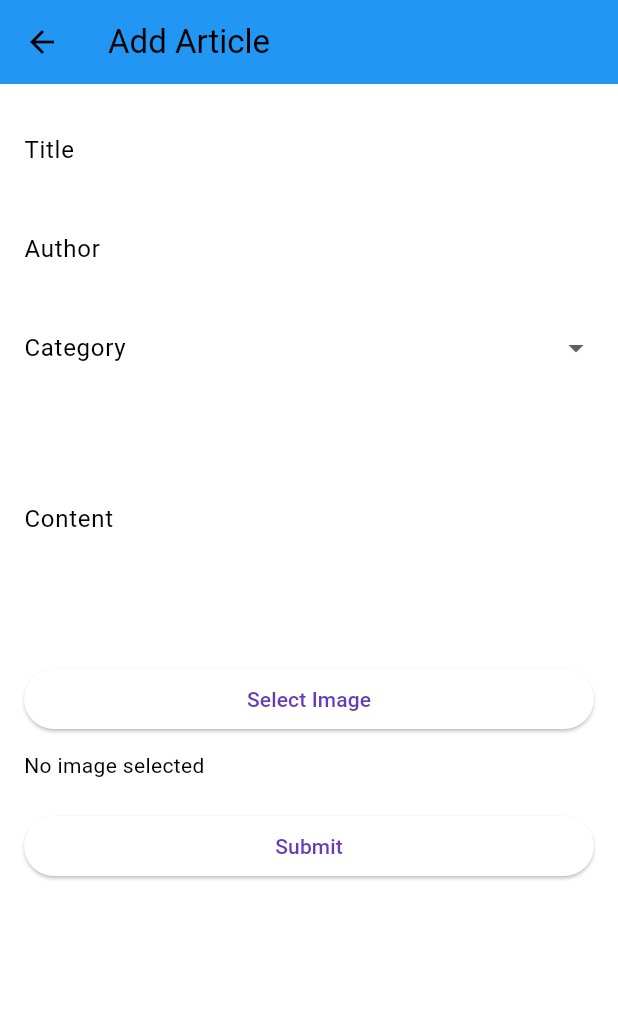
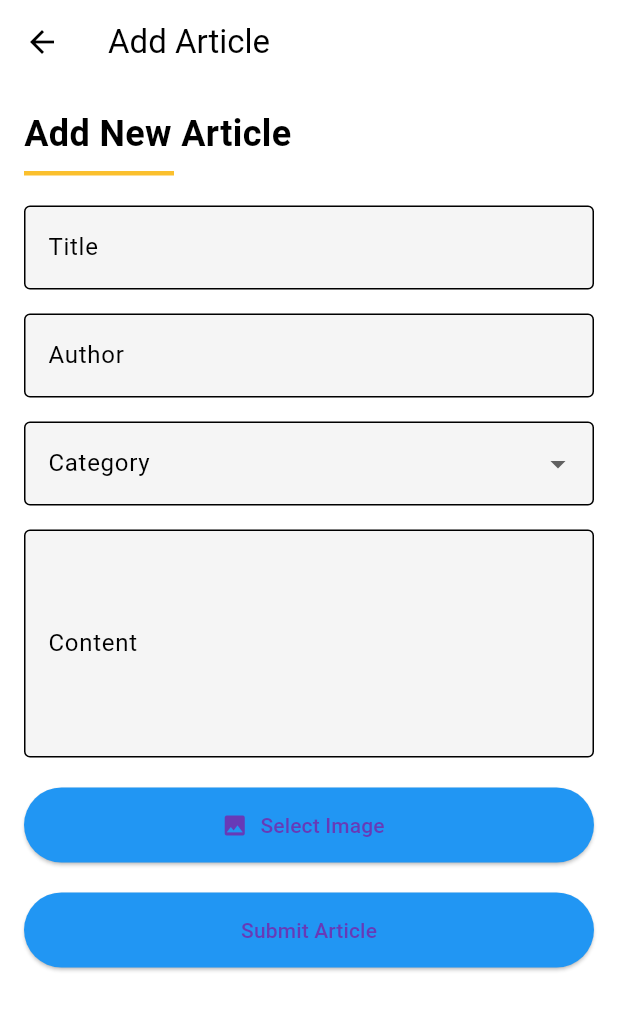
Before and after one commit to CarXpert/CarXpert-mobile, a Flutter app: the AddArticlePage screen opened directly, on a phone screen of 412 x 824 dp. Shown: the top 1010 px of the screen. Run offline on Flutter 3.47's test engine with Material 3 defaults, Android fonts, the light colour scheme and no system bars; our stand-ins replace image_picker, shared_preferences; missing offline and left inert: pbp_django_auth; accounts and stored records are empty; network calls fail.

Commit message:
Memperbaiki design add news pages dan fix problem image di edit news

```diff
--- a/lib/screens/news/addnews.dart
+++ b/lib/screens/news/addnews.dart
@@ -67,14 +67,11 @@ class _AddArticlePageState extends State<AddArticlePage> {
       try {
         var uri = Uri.parse('http://127.0.0.1:8000/news/api/add/');
         var request = http.MultipartRequest('POST', uri);
-
-          // Add text fields
         request.fields['title'] = _titleController.text;
         request.fields['author'] = _authorController.text;
         request.fields['category'] = _selectedCategory!;
         request.fields['content'] = _contentController.text;
 
-          // Handle image upload
         if (_pickedFile != null) {
           String fileName = path.basename(_pickedFile!.path);
           String extension = path.extension(fileName).toLowerCase();
@@ -200,10 +197,14 @@ class _AddArticlePageState extends State<AddArticlePage> {
   Widget build(BuildContext context) {
     return Scaffold(
       appBar: AppBar(
-        title: Text('Add Article'),
-        backgroundColor: Colors.blue,
+        title: Text('Add Article', style: TextStyle(color: Colors.black)),
+        backgroundColor: Colors.white,
+        elevation: 0,
+        iconTheme: IconThemeData(color: Colors.black),
       ),
-      body: Padding(
+      body: Container(
+        color: Colors.white,
+        child: Padding(
           padding: EdgeInsets.all(16.0),
           child: Form(
             key: _formKey,
@@ -211,20 +212,47 @@ class _AddArticlePageState extends State<AddArticlePage> {
               child: Column(
                 crossAxisAlignment: CrossAxisAlignment.start,
                 children: [
+                  Text(
+                    "Add New Article",
+                    style: TextStyle(
+                      fontSize: 24,
+                      fontWeight: FontWeight.bold,
+                      color: Colors.black,
+                    ),
+                  ),
+                  Container(
+                    width: 100,
+                    height: 3,
+                    color: Colors.yellow[700],
+                    margin: EdgeInsets.only(top: 8, bottom: 20),
+                  ),
+                  // Title Field
                   TextFormField(
                     controller: _titleController,
-                  decoration: InputDecoration(labelText: 'Title'),
+                    decoration: InputDecoration(
+                      labelText: 'Title',
+                      border: OutlineInputBorder(),
+                      filled: true,
+                      fillColor: Colors.grey[100],
+                    ),
                     validator: (value) => value!.isEmpty ? 'Title is required' : null,
                   ),
-                SizedBox(height: 10),
+                  SizedBox(height: 16),
 
+                  // Author Field
                   TextFormField(
                     controller: _authorController,
-                  decoration: InputDecoration(labelText: 'Author'),
+                    decoration: InputDecoration(
+                      labelText: 'Author',
+                      border: OutlineInputBorder(),
+                      filled: true,
+                      fillColor: Colors.grey[100],
+                    ),
                     validator: (value) => value!.isEmpty ? 'Author is required' : null,
                   ),
-                SizedBox(height: 10),
+                  SizedBox(height: 16),
 
+                  // Category Dropdown
                   DropdownButtonFormField<String>(
                     value: _selectedCategory,
                     items: _categories.map((category) {
@@ -238,41 +266,62 @@ class _AddArticlePageState extends State<AddArticlePage> {
                         _selectedCategory = value;
                       });
                     },
-                  decoration: InputDecoration(labelText: 'Category'),
-                  validator: (value) =>
-                      value == null ? 'Category is required' : null,
+                    decoration: InputDecoration(
+                      labelText: 'Category',
+                      border: OutlineInputBorder(),
+                      filled: true,
+                      fillColor: Colors.grey[100],
                     ),
-                SizedBox(height: 10),
+                    validator: (value) => value == null ? 'Category is required' : null,
+                  ),
+                  SizedBox(height: 16),
 
+                  // Content Field
                   TextFormField(
                     controller: _contentController,
-                  decoration: InputDecoration(labelText: 'Content'),
+                    decoration: InputDecoration(
+                      labelText: 'Content',
+                      border: OutlineInputBorder(),
+                      filled: true,
+                      fillColor: Colors.grey[100],
+                    ),
                     maxLines: 5,
                     validator: (value) => value!.isEmpty ? 'Content is required' : null,
                   ),
                   SizedBox(height: 20),
 
-                ElevatedButton(
+                  // Image Preview
+                  if (_pickedFile != null)
+                    Container(
+                      height: 200,
+                      width: double.infinity,
+                      margin: EdgeInsets.only(bottom: 16),
+                      child: _buildImagePreview(),
+                    ),
+
+                  // Image Selector Button
+                  ElevatedButton.icon(
                     onPressed: _selectImage,
-                  child: Text('Select Image'),
+                    icon: Icon(Icons.image),
+                    label: Text('Select Image'),
                     style: ElevatedButton.styleFrom(
-                    minimumSize: Size(double.infinity, 40),
+                      minimumSize: Size(double.infinity, 50),
+                      backgroundColor: Colors.blue,
                     ),
                   ),
-                SizedBox(height: 10),
-
-                _buildImagePreview(),
-
                   SizedBox(height: 20),
 
+                  // Submit Button
                   ElevatedButton(
                     onPressed: _submitArticle,
-                  child: Text('Submit'),
+                    child: Text('Submit Article'),
                     style: ElevatedButton.styleFrom(
-                    minimumSize: Size(double.infinity, 40),
+                      minimumSize: Size(double.infinity, 50),
+                      backgroundColor: Colors.blue,
                     ),
                   ),
                 ],
+              ),
             ),
           ),
         ),
```
Also changed, not shown: lib/screens/news/editnews.dart (+163 -59 lines). Lines whose indentation alone changed are shown as unchanged.
